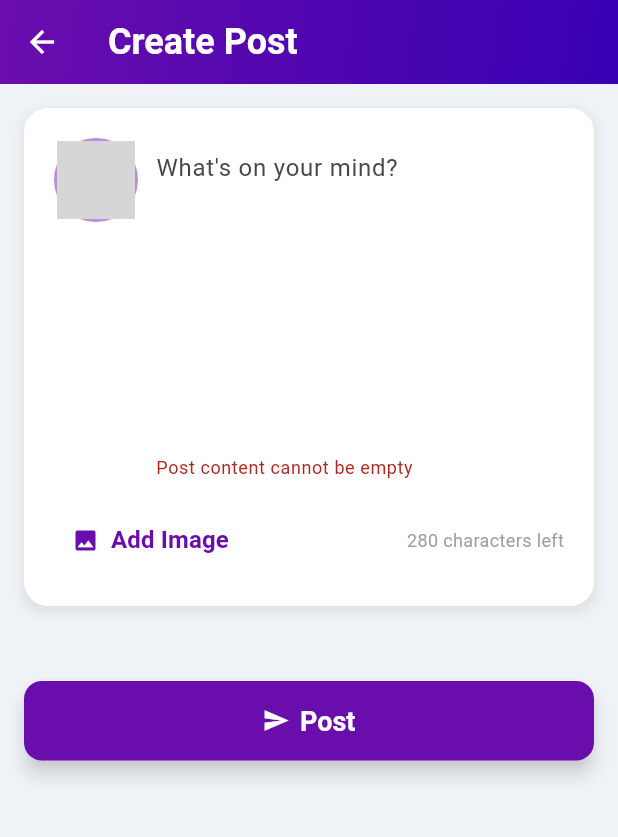
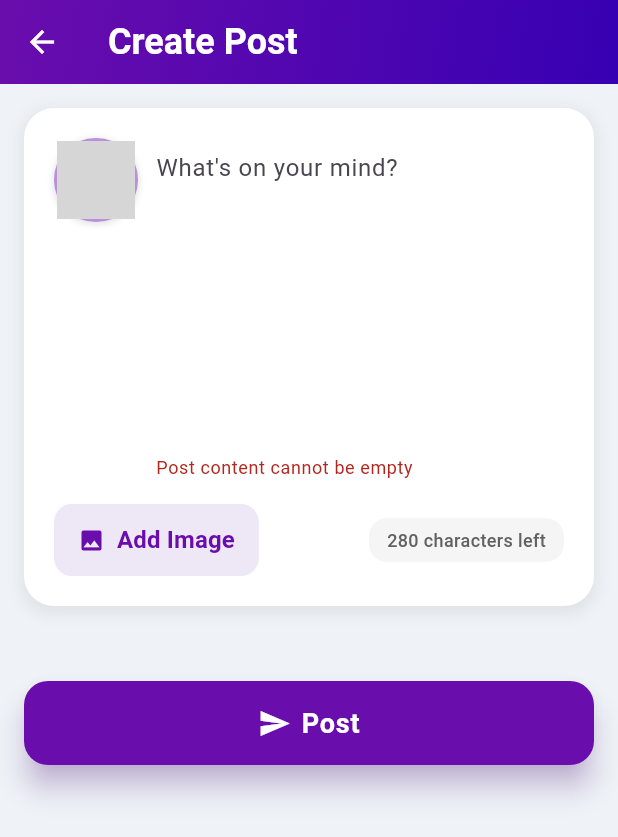
Before and after one commit to patryklbn/numinousways, a Flutter app: the CreatePostScreen screen opened directly, after a tap on "Post", on a phone screen of 412 x 824 dp. Shown: the top 837 px of the screen. Run offline on Flutter 3.47's test engine with Material 3 defaults, Android fonts, the phone set to English and light mode, and no system bars; our stand-ins replace cached_network_image, cloud_firestore, firebase_auth, firebase_core, firebase_storage, flutter_local_notifications and 10 more; accounts and stored records are empty; network calls fail; grey boxes are pictures that could not be loaded.

Commit message:
Enhanced UI

```diff
--- a/lib/screens/timeline/create_post_screen.dart
+++ b/lib/screens/timeline/create_post_screen.dart
@@ -45,12 +45,45 @@ class _CreatePostScreenState extends State<CreatePostScreen> {
   Future<void> _pickImage() async {
     final XFile? pickedFile = await showModalBottomSheet<XFile?>(
       context: context,
+      shape: const RoundedRectangleBorder(
+        borderRadius: BorderRadius.vertical(top: Radius.circular(16)),
+      ),
       builder: (BuildContext context) {
         return SafeArea(
           child: Wrap(
             children: [
+              Padding(
+                padding: const EdgeInsets.symmetric(vertical: 8.0),
+                child: Center(
+                  child: Container(
+                    width: 40,
+                    height: 4,
+                    decoration: BoxDecoration(
+                      color: Colors.grey.shade300,
+                      borderRadius: BorderRadius.circular(2),
+                    ),
+                  ),
+                ),
+              ),
+              const Padding(
+                padding: EdgeInsets.only(left: 16.0, top: 8, bottom: 16),
+                child: Text(
+                  "Add Photo",
+                  style: TextStyle(
+                    fontSize: 18,
+                    fontWeight: FontWeight.bold,
+                  ),
+                ),
+              ),
               ListTile(
-                leading: const Icon(Icons.photo_library),
+                leading: Container(
+                  padding: const EdgeInsets.all(8),
+                  decoration: BoxDecoration(
+                    color: const Color(0xFFEDE7F6),
+                    borderRadius: BorderRadius.circular(8),
+                  ),
+                  child: const Icon(Icons.photo_library, color: Color(0xFF6A0DAD)),
+                ),
                 title: const Text('Photo Library'),
                 onTap: () async {
                   final XFile? file = await _picker.pickImage(
@@ -62,7 +95,14 @@ class _CreatePostScreenState extends State<CreatePostScreen> {
                 },
               ),
               ListTile(
-                leading: const Icon(Icons.photo_camera),
+                leading: Container(
+                  padding: const EdgeInsets.all(8),
+                  decoration: BoxDecoration(
+                    color: const Color(0xFFEDE7F6),
+                    borderRadius: BorderRadius.circular(8),
+                  ),
+                  child: const Icon(Icons.photo_camera, color: Color(0xFF6A0DAD)),
+                ),
                 title: const Text('Camera'),
                 onTap: () async {
                   final XFile? file = await _picker.pickImage(
@@ -73,6 +113,7 @@ class _CreatePostScreenState extends State<CreatePostScreen> {
                   Navigator.of(context).pop(file);
                 },
               ),
+              const SizedBox(height: 16),
             ],
           ),
         );
@@ -103,7 +144,11 @@ class _CreatePostScreenState extends State<CreatePostScreen> {
       return downloadUrl;
     } catch (e) {
       ScaffoldMessenger.of(context).showSnackBar(
-        SnackBar(content: Text('Error uploading image: $e')),
+        SnackBar(
+          content: Text('Error uploading image: $e'),
+          behavior: SnackBarBehavior.floating,
+          shape: RoundedRectangleBorder(borderRadius: BorderRadius.circular(10)),
+        ),
       );
       return null;
     }
@@ -139,12 +184,22 @@ class _CreatePostScreenState extends State<CreatePostScreen> {
         currentUserId: currentUserId,
       );
       ScaffoldMessenger.of(context).showSnackBar(
-        const SnackBar(content: Text('Post created successfully')),
+        const SnackBar(
+          content: Text('Post created successfully'),
+          behavior: SnackBarBehavior.floating,
+          backgroundColor: Color(0xFF6A0DAD),
+          shape: RoundedRectangleBorder(borderRadius: BorderRadius.all(Radius.circular(10))),
+        ),
       );
       Navigator.pop(context);
     } catch (e) {
       ScaffoldMessenger.of(context).showSnackBar(
-        SnackBar(content: Text('Error creating post: $e')),
+        SnackBar(
+          content: Text('Error creating post: $e'),
+          behavior: SnackBarBehavior.floating,
+          backgroundColor: Colors.red,
+          shape: RoundedRectangleBorder(borderRadius: BorderRadius.all(Radius.circular(10))),
+        ),
       );
     } finally {
       setState(() {
@@ -190,7 +245,14 @@ class _CreatePostScreenState extends State<CreatePostScreen> {
             return SingleChildScrollView(
               padding: const EdgeInsets.all(16),
               child: _isSubmitting
-                  ? const Center(child: CircularProgressIndicator())
+                  ? const Center(
+                child: Padding(
+                  padding: EdgeInsets.all(32.0),
+                  child: CircularProgressIndicator(
+                    color: Color(0xFF6A0DAD),
+                  ),
+                ),
+              )
                   : Form(
                 key: _formKey,
                 child: Column(
@@ -200,17 +262,17 @@ class _CreatePostScreenState extends State<CreatePostScreen> {
                     Container(
                       decoration: BoxDecoration(
                         color: Colors.white,
-                        borderRadius: BorderRadius.circular(16),
+                        borderRadius: BorderRadius.circular(20), // More modern rounded corners
                         boxShadow: [
                           BoxShadow(
                             color: Colors.grey.withOpacity(0.2),
                             spreadRadius: 2,
-                            blurRadius: 5,
+                            blurRadius: 8, // Softer shadow
                             offset: const Offset(0, 3),
                           ),
                         ],
                       ),
-                      padding: const EdgeInsets.all(20), // Increase padding for a larger box
+                      padding: const EdgeInsets.all(20),
                       child: Column(
                         children: [
                           Row(
@@ -223,9 +285,17 @@ class _CreatePostScreenState extends State<CreatePostScreen> {
                                 decoration: BoxDecoration(
                                   shape: BoxShape.circle,
                                   border: Border.all(
-                                    color: const Color(0xFFBA8FDB), // Same color as in PostWidget
+                                    color: const Color(0xFFBA8FDB),
                                     width: 2,
                                   ),
+                                  boxShadow: [
+                                    BoxShadow(
+                                      color: Colors.black.withOpacity(0.1),
+                                      spreadRadius: 1,
+                                      blurRadius: 3,
+                                      offset: const Offset(0, 1),
+                                    ),
+                                  ],
                                 ),
                                 child: CircleAvatar(
                                   radius: 26,
@@ -243,8 +313,11 @@ class _CreatePostScreenState extends State<CreatePostScreen> {
                               Expanded(
                                 child: TextFormField(
                                   controller: _contentController,
-                                  maxLines: 8, // Increased to make the box bigger
+                                  maxLines: 8,
                                   maxLength: _maxCharacters,
+                                  style: const TextStyle(
+                                    fontSize: 16, // Slightly larger font
+                                  ),
                                   decoration: const InputDecoration(
                                     hintText: 'What\'s on your mind?',
                                     border: InputBorder.none,
@@ -269,9 +342,20 @@ class _CreatePostScreenState extends State<CreatePostScreen> {
                           Row(
                             mainAxisAlignment: MainAxisAlignment.spaceBetween,
                             children: [
-                              // Add Image Button
-                              TextButton.icon(
+                              // Add Image Button with light purple background
+                              Container(
+                                decoration: BoxDecoration(
+                                  color: const Color(0xFFEDE7F6), // Light purple background
+                                  borderRadius: BorderRadius.circular(12),
+                                ),
+                                child: TextButton.icon(
                                   onPressed: _pickImage,
+                                  style: TextButton.styleFrom(
+                                    padding: const EdgeInsets.symmetric(horizontal: 16, vertical: 8),
+                                    shape: RoundedRectangleBorder(
+                                      borderRadius: BorderRadius.circular(12),
+                                    ),
+                                  ),
                                   icon: const Icon(
                                     Icons.image,
                                     color: Color(0xFF6A0DAD),
@@ -285,12 +369,23 @@ class _CreatePostScreenState extends State<CreatePostScreen> {
                                     ),
                                   ),
                                 ),
+                              ),
                               // Character Counter
-                              Text(
+                              Container(
+                                padding: const EdgeInsets.symmetric(horizontal: 12, vertical: 6),
+                                decoration: BoxDecoration(
+                                  color: Colors.grey.shade100,
+                                  borderRadius: BorderRadius.circular(12),
+                                ),
+                                child: Text(
                                   '${_maxCharacters - _contentController.text.length} characters left',
-                                style: const TextStyle(
-                                  color: Colors.grey,
+                                  style: TextStyle(
+                                    color: _contentController.text.length > _maxCharacters * 0.8
+                                        ? Colors.orange.shade700 // Changes color when approaching limit
+                                        : Colors.grey.shade700,
                                     fontSize: 12,
+                                    fontWeight: FontWeight.w500,
+                                  ),
                                 ),
                               ),
                             ],
@@ -303,13 +398,28 @@ class _CreatePostScreenState extends State<CreatePostScreen> {
                     if (_selectedImage != null)
                       Stack(
                         children: [
-                          ClipRRect(
-                            borderRadius: BorderRadius.circular(12),
+                          Container(
+                            width: double.infinity,
+                            height: 200,
+                            decoration: BoxDecoration(
+                              borderRadius: BorderRadius.circular(16), // More rounded corners
+                              boxShadow: [
+                                BoxShadow(
+                                  color: Colors.black.withOpacity(0.1),
+                                  spreadRadius: 1,
+                                  blurRadius: 5,
+                                  offset: const Offset(0, 2),
+                                ),
+                              ],
+                            ),
+                            child: ClipRRect(
+                              borderRadius: BorderRadius.circular(16),
                               child: Image.file(
                                 _selectedImage!,
                                 width: double.infinity,
                                 height: 200,
                                 fit: BoxFit.cover,
+                              ),
                             ),
                           ),
                           Positioned(
@@ -318,9 +428,18 @@ class _CreatePostScreenState extends State<CreatePostScreen> {
                             child: GestureDetector(
                               onTap: _removeImage,
                               child: Container(
-                                decoration: const BoxDecoration(
-                                  color: Colors.black54,
+                                padding: const EdgeInsets.all(6),
+                                decoration: BoxDecoration(
+                                  color: Colors.black.withOpacity(0.6),
                                   shape: BoxShape.circle,
+                                  boxShadow: [
+                                    BoxShadow(
+                                      color: Colors.black.withOpacity(0.2),
+                                      spreadRadius: 1,
+                                      blurRadius: 3,
+                                      offset: const Offset(0, 1),
+                                    ),
+                                  ],
                                 ),
                                 child: const Icon(
                                   Icons.close,
@@ -333,26 +452,28 @@ class _CreatePostScreenState extends State<CreatePostScreen> {
                         ],
                       ),
                     const SizedBox(height: 30),
-                    // Post Button
+                    // Enhanced Post Button
                     SizedBox(
                       width: double.infinity,
+                      height: 56, // Taller button
                       child: ElevatedButton.icon(
                         onPressed: _submitPost,
-                        icon: const Icon(Icons.send),
+                        icon: const Icon(Icons.send, size: 22),
                         label: const Text('Post'),
                         style: ElevatedButton.styleFrom(
                           backgroundColor: const Color(0xFF6A0DAD),
                           foregroundColor: Colors.white,
                           padding: const EdgeInsets.symmetric(horizontal: 24, vertical: 16),
                           shape: RoundedRectangleBorder(
-                            borderRadius: BorderRadius.circular(12),
+                            borderRadius: BorderRadius.circular(16), // More rounded corners
                           ),
                           textStyle: const TextStyle(
                             fontSize: 18,
                             fontWeight: FontWeight.bold,
+                            letterSpacing: 0.5, // Better letter spacing
                           ),
-                          elevation: 5,
-                          shadowColor: Colors.grey.withOpacity(0.5),
+                          elevation: 8, // Increased elevation
+                          shadowColor: const Color(0xFF6A0DAD).withOpacity(0.5), // Shadow matching theme color
                         ),
                       ),
                     ),
```
Lines whose indentation alone changed are shown as unchanged.
